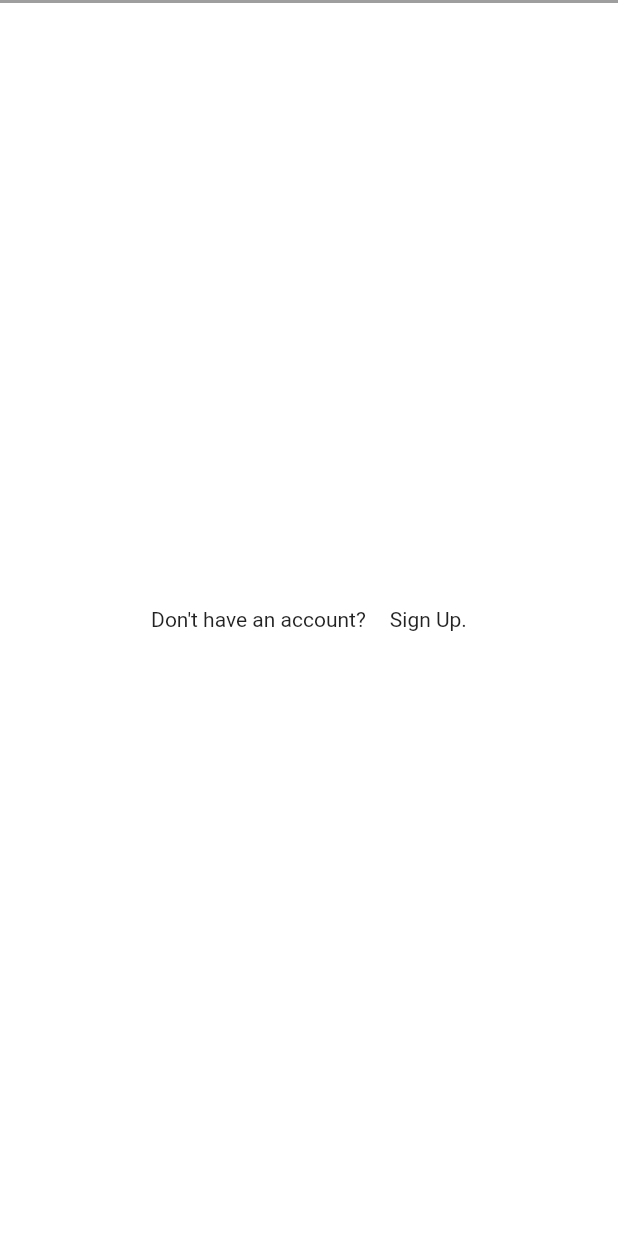
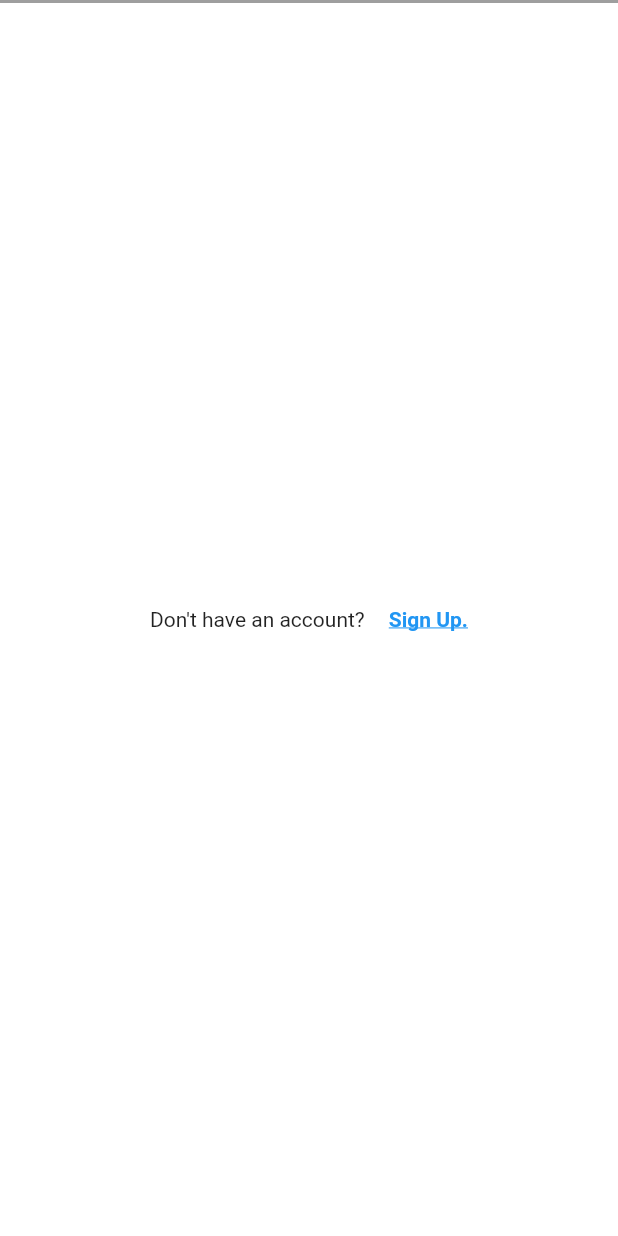
Before and after one commit to omar-danasoury/instagram_login_ui_clone, a Flutter app: the screen it shows after launch, on a phone screen of 412 x 824 dp. Run offline on Flutter 3.47's test engine with Material 2 defaults, Android fonts, the phone set to English and light mode, and no system bars.

Commit message:
changed Sign Up text style

```diff
--- a/lib/pages/login_page.dart
+++ b/lib/pages/login_page.dart
@@ -21,10 +21,16 @@ class LoginPage extends StatelessWidget {
                   SizedBox(
                     width: 16.0,
                   ),
-                  Text("Sign Up."),
+                  Text(
+                    "Sign Up.",
+                    style: TextStyle(
+                      color: Colors.blue,
+                      decoration: TextDecoration.underline,
+                      fontWeight: FontWeight.bold,
+                    ),
+                  ),
                 ],
                 // TODO: change the sign up text style:
-                // TODO: change the color to be blue
                 // TODO: and make the text underlined
 
                 // TODO: add the top spinner as a dummy one
```
